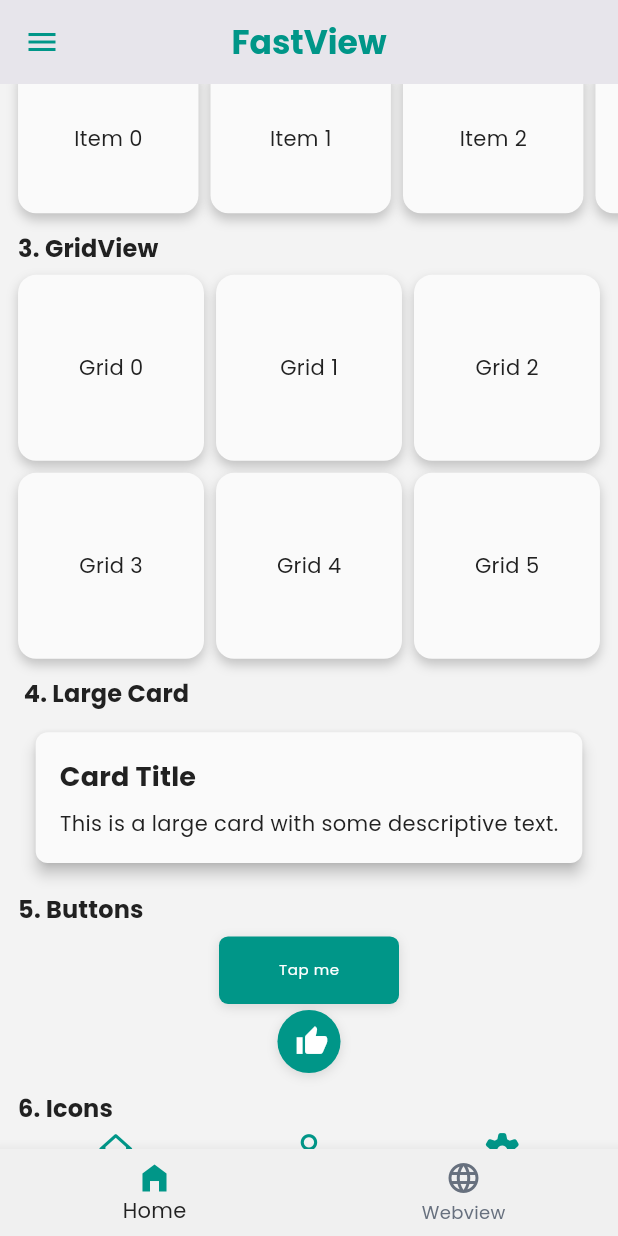
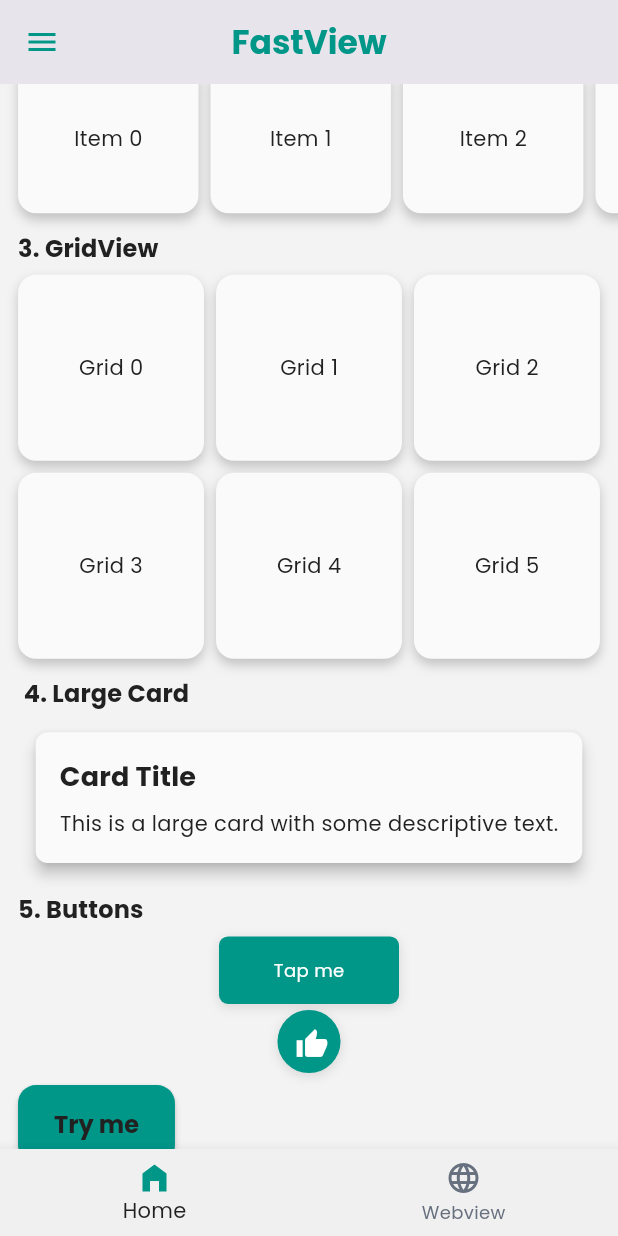
Before and after one commit to devaniket2/flutter_flavors_boilerplate, a Flutter app: the DashboardView screen opened directly, scrolled down 1152 dp, on a phone screen of 412 x 824 dp. Run offline on Flutter 3.47's test engine with Material 3 defaults, Android fonts, the phone set to English and light mode, and no system bars; our stand-ins replace cached_network_image, connectivity_plus, device_info_plus, dio, flutter_animate, flutter_bloc and 10 more; missing offline and left inert: flutter_inappwebview; accounts and stored records are empty; network calls fail.

Commit message:
added new button class for UI

```diff
--- a/lib/app/common/widgets/app_button.dart
+++ b/lib/app/common/widgets/app_button.dart
@@ -42,7 +42,7 @@ class AppButton extends StatefulWidget {
     required Future<void> Function() onTap,
     Color? backgroundColor,
     BorderRadius? borderRadius,
-    EdgeInsets? padding,
+    EdgeInsets? padding = const EdgeInsets.all(12),
     double? size,
     double? loaderSize,
     Widget? loadingPlaceholder,
@@ -133,9 +133,11 @@ class _AppButtonState extends State<AppButton>
                       SizedBox(
                         width: widget.loaderSize ?? 18.sp,
                         height: widget.loaderSize ?? 18.sp,
-                        child: CircularProgressIndicator(
-                          color: Colors.white,
-                          strokeWidth: 1,
+                        child: Center(
+                          child: CircularProgressIndicator(
+                            color: Colors.white,
+                            strokeWidth: 1,
+                          ),
                         ),
                       )
                 : widget.child,
--- /dev/null
+++ b/lib/app/common/widgets/app_material_button.dart
@@ -0,0 +1,251 @@
+import 'package:flutter/material.dart';
+import 'package:flutter_flavors_boilerplate/app/resources/color_resource.dart';
+import 'package:flutter_flavors_boilerplate/utils/app_utils/app_utils.dart';
+
+class AppMaterialButton extends StatelessWidget {
+  final Widget child;
+  final VoidCallback? onPressed;
+  final VoidCallback? onLongPress;
+  final Color? backgroundColor;
+  final Color? foregroundColor;
+  final Color? disabledBackgroundColor;
+  final Color? disabledForegroundColor;
+  final Color? splashColor;
+  final Color? highlightColor;
+  final double? elevation;
+  final EdgeInsetsGeometry? padding;
+  final BorderRadiusGeometry? borderRadius;
+  final BorderSide? side;
+  final Size? minimumSize;
+  final bool fullWidth;
+
+  /// Primary Constructor
+  const AppMaterialButton({
+    super.key,
+    required this.child,
+    required this.onPressed,
+    this.onLongPress,
+    this.backgroundColor,
+    this.foregroundColor,
+    this.disabledBackgroundColor,
+    this.disabledForegroundColor,
+    this.splashColor,
+    this.highlightColor,
+    this.elevation,
+    this.padding,
+    this.borderRadius,
+    this.side,
+    this.minimumSize,
+    this.fullWidth = false,
+  });
+
+  /// 1. Factory Constructor: Standalone Icon Button (No Label)
+  factory AppMaterialButton.icon({
+    Key? key,
+    required Widget icon,
+    required VoidCallback? onPressed,
+    VoidCallback? onLongPress,
+    Color? backgroundColor,
+    Color? foregroundColor,
+    Color? disabledBackgroundColor,
+    Color? disabledForegroundColor,
+    Color? splashColor,
+    Color? highlightColor,
+    double? elevation,
+    EdgeInsetsGeometry? padding,
+    BorderRadiusGeometry? borderRadius,
+    BorderSide? side,
+    double size = 48.0,
+  }) {
+    return AppMaterialButton(
+      key: key,
+      onPressed: onPressed,
+      onLongPress: onLongPress,
+      backgroundColor: backgroundColor ?? ColorResource.PRIMARY,
+      foregroundColor: foregroundColor,
+      disabledBackgroundColor: disabledBackgroundColor,
+      disabledForegroundColor: disabledForegroundColor,
+      splashColor: splashColor,
+      highlightColor: highlightColor,
+      elevation: elevation ?? 0.0,
+      padding: padding ?? EdgeInsets.zero,
+      borderRadius:
+          borderRadius ?? BorderRadius.circular(size / 2), // Default circular
+      side: side,
+      minimumSize: Size(size, size),
+      fullWidth: false,
+      child: icon,
+    );
+  }
+
+  /// 2. Factory Constructor: Text Button (Flat/Ghost Button)
+  factory AppMaterialButton.text({
+    Key? key,
+    required String text,
+    required VoidCallback? onPressed,
+    VoidCallback? onLongPress,
+    TextStyle? textStyle,
+    Color? backgroundColor = Colors.transparent,
+    Color? foregroundColor,
+    Color? disabledBackgroundColor = Colors.transparent,
+    Color? disabledForegroundColor,
+    Color? splashColor = ColorResource.PRIMARY,
+    Color? highlightColor,
+    double elevation = 0.0,
+    EdgeInsetsGeometry? padding,
+    BorderRadiusGeometry? borderRadius,
+    BorderSide? side,
+    Size? minimumSize,
+    bool fullWidth = false,
+  }) {
+    return AppMaterialButton(
+      key: key,
+      onPressed: onPressed,
+      onLongPress: onLongPress,
+      backgroundColor: backgroundColor,
+      foregroundColor: foregroundColor,
+      disabledBackgroundColor: disabledBackgroundColor,
+      disabledForegroundColor: disabledForegroundColor,
+      splashColor: splashColor?.withValues(alpha: .06),
+      highlightColor: highlightColor,
+      elevation: elevation,
+      padding:
+          padding ??
+          const EdgeInsets.symmetric(horizontal: 16.0, vertical: 10.0),
+      borderRadius: borderRadius ?? BorderRadius.circular(8.0),
+      side: side,
+      minimumSize: minimumSize,
+      fullWidth: fullWidth,
+      child: Text(text, style: textStyle),
+    );
+  }
+
+  /// 3. Factory Constructor: Icon + Label Button
+  factory AppMaterialButton.iconLabel({
+    Key? key,
+    required Widget icon,
+    required Widget label,
+    required VoidCallback? onPressed,
+    VoidCallback? onLongPress,
+    Color? backgroundColor,
+    Color? foregroundColor,
+    Color? disabledBackgroundColor,
+    Color? disabledForegroundColor,
+    Color? splashColor,
+    Color? highlightColor,
+    double? elevation,
+    EdgeInsetsGeometry? padding,
+    BorderRadiusGeometry? borderRadius,
+    BorderSide? side,
+    Size? minimumSize,
+    bool fullWidth = false,
+    double iconSpacing = 8.0,
+    Axis direction = Axis.horizontal,
+  }) {
+    final Widget content = direction == Axis.horizontal
+        ? Row(
+            mainAxisSize: MainAxisSize.min,
+            mainAxisAlignment: MainAxisAlignment.center,
+            children: [
+              icon,
+              SizedBox(width: iconSpacing),
+              Flexible(child: label),
+            ],
+          )
+        : Column(
+            mainAxisSize: MainAxisSize.min,
+            mainAxisAlignment: MainAxisAlignment.center,
+            children: [
+              icon,
+              SizedBox(height: iconSpacing),
+              Flexible(child: label),
+            ],
+          );
+
+    return AppMaterialButton(
+      key: key,
+      onPressed: onPressed,
+      onLongPress: onLongPress,
+      backgroundColor: backgroundColor,
+      foregroundColor: foregroundColor,
+      disabledBackgroundColor: disabledBackgroundColor,
+      disabledForegroundColor: disabledForegroundColor,
+      splashColor: splashColor,
+      highlightColor: highlightColor,
+      elevation: elevation,
+      padding: padding,
+      borderRadius: borderRadius,
+      side: side,
+      minimumSize: minimumSize,
+      fullWidth: fullWidth,
+      child: content,
+    );
+  }
+
+  @override
+  Widget build(BuildContext context) {
+    final ThemeData theme = Theme.of(context);
+    bool isDarkMode = AppUtils.isDarkMode(context);
+
+    // Dynamic Shape & Border Configuration
+    final OutlinedBorder shape = RoundedRectangleBorder(
+      borderRadius: borderRadius ?? BorderRadius.circular(12.0),
+      side: side ?? BorderSide.none,
+    );
+
+    // Material State Resolution
+    final ButtonStyle style = ButtonStyle(
+      backgroundColor: WidgetStateProperty.resolveWith<Color?>((states) {
+        if (states.contains(WidgetState.disabled)) {
+          return disabledBackgroundColor ??
+              theme.disabledColor.withValues(alpha: 0.12);
+        }
+        return backgroundColor ?? theme.primaryColor;
+      }),
+      foregroundColor: WidgetStateProperty.resolveWith<Color?>((states) {
+        if (states.contains(WidgetState.disabled)) {
+          return disabledForegroundColor ??
+              theme.disabledColor.withValues(alpha: 0.38);
+        }
+        return foregroundColor ??
+            (isDarkMode
+                ? ColorResource.TEXT_TITLE_LIGHT
+                : ColorResource.TEXT_TITLE_DARK);
+      }),
+      overlayColor: WidgetStateProperty.resolveWith<Color?>((states) {
+        if (states.contains(WidgetState.pressed) && highlightColor != null) {
+          return highlightColor;
+        }
+        if (states.contains(WidgetState.focused) ||
+            states.contains(WidgetState.hovered)) {
+          return splashColor?.withValues(alpha: 0.12);
+        }
+        return splashColor;
+      }),
+      elevation: WidgetStateProperty.resolveWith<double>((states) {
+        if (states.contains(WidgetState.disabled)) return 0.0;
+        final baseElevation = elevation ?? 2.0;
+        if (states.contains(WidgetState.pressed) && baseElevation > 0) {
+          return baseElevation + 2.0;
+        }
+        return baseElevation;
+      }),
+      padding: WidgetStateProperty.all<EdgeInsetsGeometry?>(
+        padding ?? const EdgeInsets.symmetric(horizontal: 24.0, vertical: 14.0),
+      ),
+      shape: WidgetStateProperty.all<OutlinedBorder>(shape),
+      minimumSize: WidgetStateProperty.all<Size?>(
+        fullWidth
+            ? Size(double.infinity, minimumSize?.height ?? 48.0)
+            : minimumSize,
+      ),
+    );
+
+    return ElevatedButton(
+      onPressed: onPressed,
+      onLongPress: onLongPress,
+      style: style,
+      child: child,
+    );
+  }
+}
--- a/lib/features/auth/presentation/screens/dashboard/dashboard_screen.dart
+++ b/lib/features/auth/presentation/screens/dashboard/dashboard_screen.dart
@@ -8,6 +8,7 @@ import 'package:flutter_flavors_boilerplate/app/common/widgets/app_container.dar
 import 'package:flutter_flavors_boilerplate/app/common/widgets/app_dropdown_field.dart';
 import 'package:flutter_flavors_boilerplate/app/common/widgets/app_gradient_text.dart';
 import 'package:flutter_flavors_boilerplate/app/common/widgets/app_input_field.dart';
+import 'package:flutter_flavors_boilerplate/app/common/widgets/app_material_button.dart';
 import 'package:flutter_flavors_boilerplate/app/common/widgets/app_network_image.dart';
 import 'package:flutter_flavors_boilerplate/app/resources/color_resource.dart';
 import 'package:flutter_flavors_boilerplate/app/routes/app_navigation_manager.dart';
@@ -436,15 +437,10 @@ class _HomeScreenState extends State<HomeScreen> {
         AppButton(
           height: 45,
           width: 120,
-          onTap: () async {
-            AppNavigator.navigateTo(
-              Screens.DASHBOARD,
-              mode: AppNavigationMode.START,
-            );
-          },
+          onTap: () async {},
           child: Text(
             'Tap me',
-            style: AppTextTheme.bodySmall(
+            style: AppTextTheme.bodyMedium(
               context,
             ).copyWith(color: Colors.white),
           ),
@@ -452,12 +448,17 @@ class _HomeScreenState extends State<HomeScreen> {
         SizedBox(height: 4.h),
         AppButton.icon(
           size: 42.sp,
-          loaderSize: 42.sp,
           onTap: () async {
             await Future.delayed(Durations.medium1);
           },
           icon: Icon(Icons.thumb_up, color: Colors.white),
         ),
+
+        SizedBox(height: 8.h),
+
+        AppMaterialButton(onPressed: () {}, child: Text('Try me')),
+        AppMaterialButton.text(onPressed: () {}, text: 'Icon(Icons.abc)'),
+        AppMaterialButton.icon(onPressed: () {}, icon: Icon(Icons.abc)),
       ],
     );
   }
```
